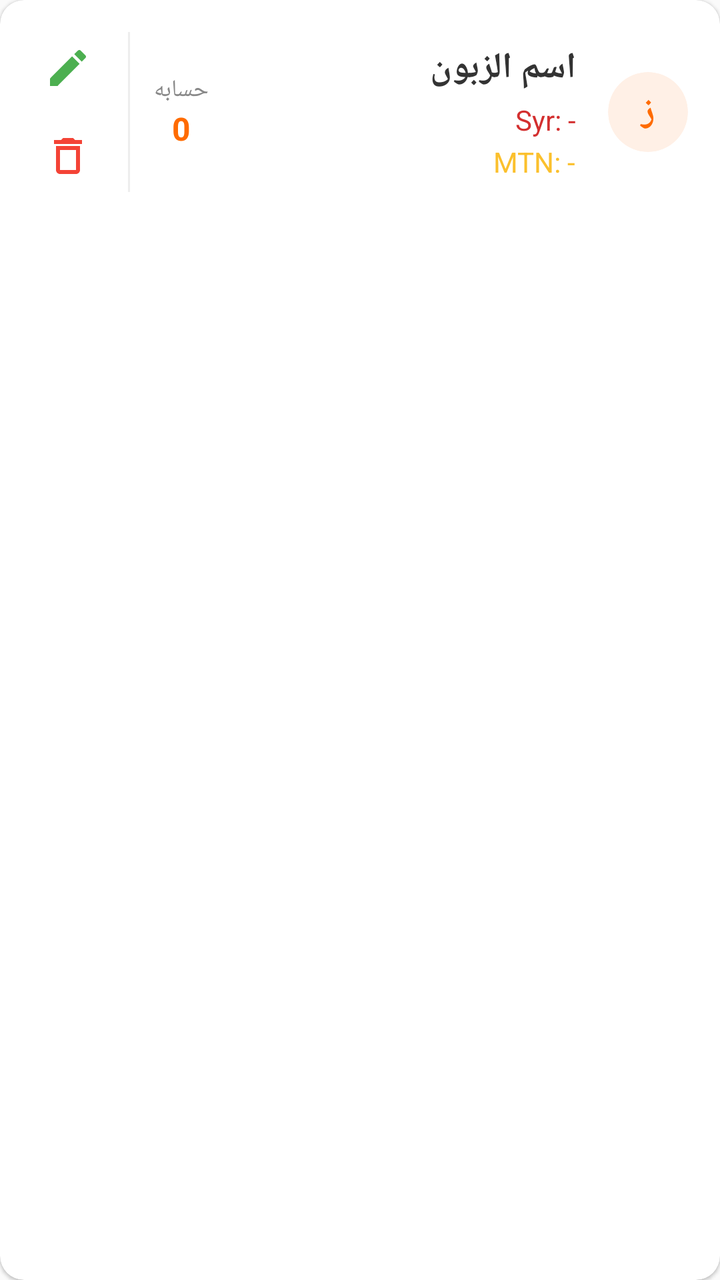
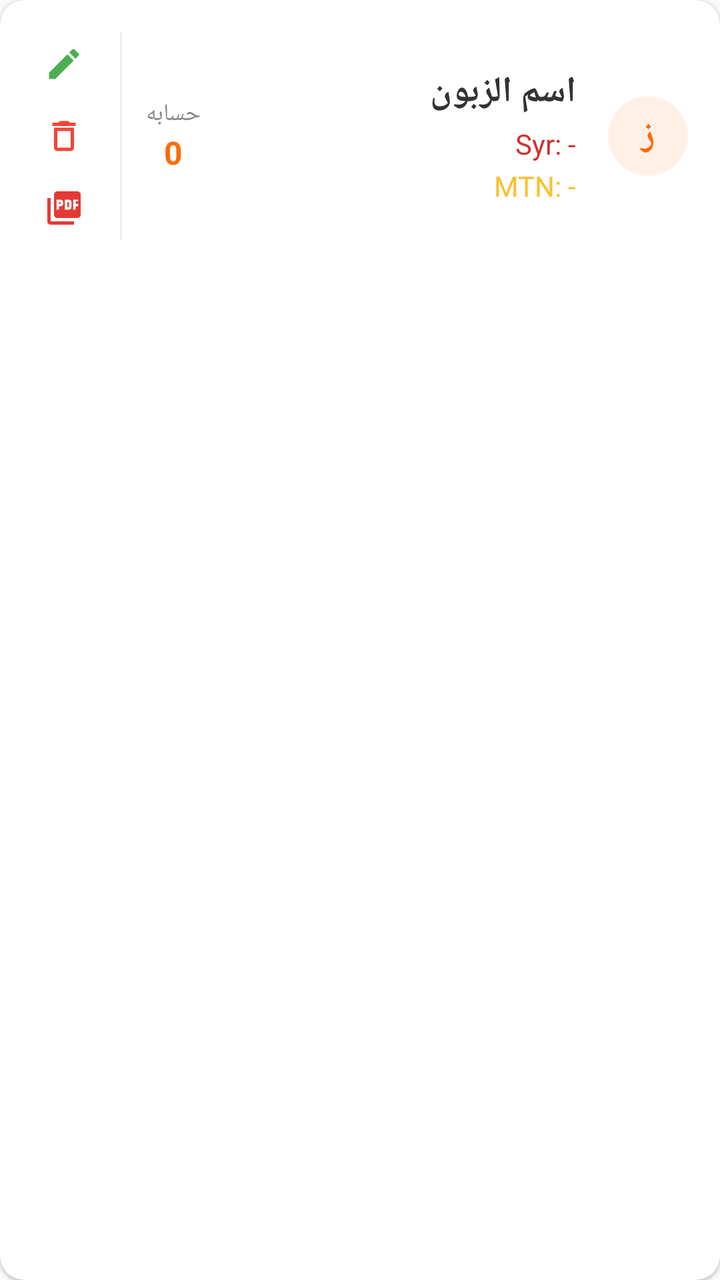

Compare the two renders of this Android layout. The source of the first and the diff that turns it into the second are given below.
<!-- AndroidManifest.xml: application theme Theme.AppCompat.Light.NoActionBar -->
<!-- res/layout/item_customer.xml -->
<?xml version="1.0" encoding="utf-8"?>
<androidx.cardview.widget.CardView xmlns:android="http://schemas.android.com/apk/res/android" xmlns:app="http://schemas.android.com/apk/res-auto" android:layout_width="match_parent" android:layout_height="wrap_content" android:layout_marginVertical="6dp" android:layout_marginHorizontal="2dp" app:cardCornerRadius="12dp" app:cardElevation="1dp" app:cardBackgroundColor="#FFFFFF">
    <LinearLayout android:layout_width="match_parent" android:layout_height="wrap_content" android:orientation="horizontal" android:padding="16dp" android:layoutDirection="rtl" android:gravity="center_vertical">
        <androidx.cardview.widget.CardView android:layout_width="40dp" android:layout_height="40dp" app:cardCornerRadius="20dp" app:cardBackgroundColor="#FFF0E6" app:cardElevation="0dp">
            <TextView android:id="@+id/tv_initial" android:layout_width="match_parent" android:layout_height="match_parent" android:text="ز" android:textSize="18sp" android:textStyle="bold" android:textColor="#FF6B00" android:gravity="center" />
        </androidx.cardview.widget.CardView>
        <LinearLayout android:layout_width="0dp" android:layout_weight="1" android:layout_height="wrap_content" android:layout_marginStart="16dp" android:orientation="vertical">
            <TextView android:id="@+id/tv_customer_name" android:layout_width="wrap_content" android:layout_height="wrap_content" android:text="اسم الزبون" android:textSize="18sp" android:textStyle="bold" android:textColor="#333333" />
            <TextView android:id="@+id/tv_syriatel" android:layout_width="wrap_content" android:layout_height="wrap_content" android:text="Syr: -" android:textSize="14sp" android:textColor="#D32F2F" android:layout_marginTop="4dp"/>
            <TextView android:id="@+id/tv_mtn" android:layout_width="wrap_content" android:layout_height="wrap_content" android:text="MTN: -" android:textSize="14sp" android:textColor="#FBC02D" android:layout_marginTop="2dp"/>
        </LinearLayout>
        <LinearLayout android:layout_width="wrap_content" android:layout_height="wrap_content" android:orientation="vertical" android:gravity="center">
            <TextView android:layout_width="wrap_content" android:layout_height="wrap_content" android:text="حسابه" android:textSize="12sp" android:textColor="#888888"/>
            <TextView android:id="@+id/tv_customer_balance" android:layout_width="wrap_content" android:layout_height="wrap_content" android:text="0" android:textSize="16sp" android:textStyle="bold" android:textColor="#FF6B00"/>
        </LinearLayout>
        <View android:layout_width="1dp" android:layout_height="match_parent" android:background="#EEEEEE" android:layout_marginHorizontal="12dp"/>
        <LinearLayout android:layout_width="wrap_content" android:layout_height="wrap_content" android:orientation="vertical" android:gravity="center">
            <ImageView android:id="@+id/btn_edit_cust" android:layout_width="36dp" android:layout_height="36dp" android:src="@drawable/ic_edit" android:padding="6dp" android:background="?attr/selectableItemBackgroundBorderless" />
            <ImageView android:id="@+id/btn_delete_cust" android:layout_width="36dp" android:layout_height="36dp" android:src="@drawable/ic_delete" android:padding="6dp" android:background="?attr/selectableItemBackgroundBorderless" android:layout_marginTop="8dp"/>
        </LinearLayout>
    </LinearLayout>
</androidx.cardview.widget.CardView>
<!-- resources referenced by this layout -->
<resources>
  <!-- drawable ic_delete (drawable) -->
  <?xml version="1.0" encoding="utf-8"?>
  <vector xmlns:android="http://schemas.android.com/apk/res/android" android:width="24dp" android:height="24dp" android:viewportWidth="24" android:viewportHeight="24">
      <path android:fillColor="#F44336" android:pathData="M16 9v10H8V9h8m-1.5-6h-5l-1 1H5v2h14V4h-3.5l-1-1zM18 7H6v12c0 1.1.9 2 2 2h8c1.1 0 2-.9 2-2V7z"/>
  </vector>
  <!-- drawable ic_edit (drawable) -->
  <?xml version="1.0" encoding="utf-8"?>
  <vector xmlns:android="http://schemas.android.com/apk/res/android" android:width="24dp" android:height="24dp" android:viewportWidth="24" android:viewportHeight="24">
      <path android:fillColor="#4CAF50" android:pathData="M3 17.25V21h3.75L17.81 9.94l-3.75-3.75L3 17.25zM20.71 7.04c.39-.39.39-1.02 0-1.41l-2.34-2.34c-.39-.39-1.02-.39-1.41 0l-1.83 1.83 3.75 3.75 1.83-1.83z"/>
  </vector>
</resources>

<!-- the commit's change to res/layout/item_customer.xml (unified diff, before → after) -->
@@ -6,8 +6,8 @@
         </androidx.cardview.widget.CardView>
         <LinearLayout android:layout_width="0dp" android:layout_weight="1" android:layout_height="wrap_content" android:layout_marginStart="16dp" android:orientation="vertical">
             <TextView android:id="@+id/tv_customer_name" android:layout_width="wrap_content" android:layout_height="wrap_content" android:text="اسم الزبون" android:textSize="18sp" android:textStyle="bold" android:textColor="#333333" />
-            <TextView android:id="@+id/tv_syriatel" android:layout_width="wrap_content" android:layout_height="wrap_content" android:text="Syr: -" android:textSize="14sp" android:textColor="#D32F2F" android:layout_marginTop="4dp"/>
-            <TextView android:id="@+id/tv_mtn" android:layout_width="wrap_content" android:layout_height="wrap_content" android:text="MTN: -" android:textSize="14sp" android:textColor="#FBC02D" android:layout_marginTop="2dp"/>
+            <TextView android:id="@+id/tv_syriatel" android:layout_width="wrap_content" android:layout_height="wrap_content" android:text="Syr: -" android:textSize="14sp" android:textColor="#D32F2F" android:layout_marginTop="4dp" android:layoutDirection="ltr" android:gravity="right"/>
+            <TextView android:id="@+id/tv_mtn" android:layout_width="wrap_content" android:layout_height="wrap_content" android:text="MTN: -" android:textSize="14sp" android:textColor="#FBC02D" android:layout_marginTop="2dp" android:layoutDirection="ltr" android:gravity="right"/>
         </LinearLayout>
         <LinearLayout android:layout_width="wrap_content" android:layout_height="wrap_content" android:orientation="vertical" android:gravity="center">
             <TextView android:layout_width="wrap_content" android:layout_height="wrap_content" android:text="حسابه" android:textSize="12sp" android:textColor="#888888"/>
@@ -15,8 +15,9 @@
         </LinearLayout>
         <View android:layout_width="1dp" android:layout_height="match_parent" android:background="#EEEEEE" android:layout_marginHorizontal="12dp"/>
         <LinearLayout android:layout_width="wrap_content" android:layout_height="wrap_content" android:orientation="vertical" android:gravity="center">
-            <ImageView android:id="@+id/btn_edit_cust" android:layout_width="36dp" android:layout_height="36dp" android:src="@drawable/ic_edit" android:padding="6dp" android:background="?attr/selectableItemBackgroundBorderless" />
-            <ImageView android:id="@+id/btn_delete_cust" android:layout_width="36dp" android:layout_height="36dp" android:src="@drawable/ic_delete" android:padding="6dp" android:background="?attr/selectableItemBackgroundBorderless" android:layout_marginTop="8dp"/>
+            <ImageView android:id="@+id/btn_edit_cust" android:layout_width="32dp" android:layout_height="32dp" android:src="@drawable/ic_edit" android:padding="6dp" android:background="?attr/selectableItemBackgroundBorderless" />
+            <ImageView android:id="@+id/btn_delete_cust" android:layout_width="32dp" android:layout_height="32dp" android:src="@drawable/ic_delete" android:padding="6dp" android:background="?attr/selectableItemBackgroundBorderless" android:layout_marginTop="4dp"/>
+            <ImageView android:id="@+id/btn_pdf_cust" android:layout_width="32dp" android:layout_height="32dp" android:src="@drawable/ic_pdf" android:padding="6dp" android:background="?attr/selectableItemBackgroundBorderless" android:layout_marginTop="4dp"/>
         </LinearLayout>
     </LinearLayout>
 </androidx.cardview.widget.CardView>
<!-- resource entries referenced after the edit -->
@@ -10,5 +10,10 @@
   <vector xmlns:android="http://schemas.android.com/apk/res/android" android:width="24dp" android:height="24dp" android:viewportWidth="24" android:viewportHeight="24">
       <path android:fillColor="#4CAF50" android:pathData="M3 17.25V21h3.75L17.81 9.94l-3.75-3.75L3 17.25zM20.71 7.04c.39-.39.39-1.02 0-1.41l-2.34-2.34c-.39-.39-1.02-.39-1.41 0l-1.83 1.83 3.75 3.75 1.83-1.83z"/>
   </vector>
+  <!-- drawable ic_pdf (drawable) -->
+  <?xml version="1.0" encoding="utf-8"?>
+  <vector xmlns:android="http://schemas.android.com/apk/res/android" android:width="24dp" android:height="24dp" android:viewportWidth="24" android:viewportHeight="24">
+      <path android:fillColor="#E53935" android:pathData="M20,2H8C6.9,2 6,2.9 6,4v12c0,1.1 0.9,2 2,2h12c1.1,0 2,-0.9 2,-2V4C22,2.9 21.1,2 20,2zM11.5,9.5c0,0.83 -0.67,1.5 -1.5,1.5H9v2H7.5V7H10c0.83,0 1.5,0.67 1.5,1.5V9.5zM10,8.5h-1v1h1V8.5zM20.5,8H19v1.5h1.5v1.5H19V13h-1.5V7h3V8zM16.5,11.5c0,0.83 -0.67,1.5 -1.5,1.5h-2.5V7H15c0.83,0 1.5,0.67 1.5,1.5V11.5zM15,8.5h-1v3h1V8.5zM4,6H2v14c0,1.1 0.9,2 2,2h14v-2H4V6z"/>
+  </vector>
 </resources>
 
